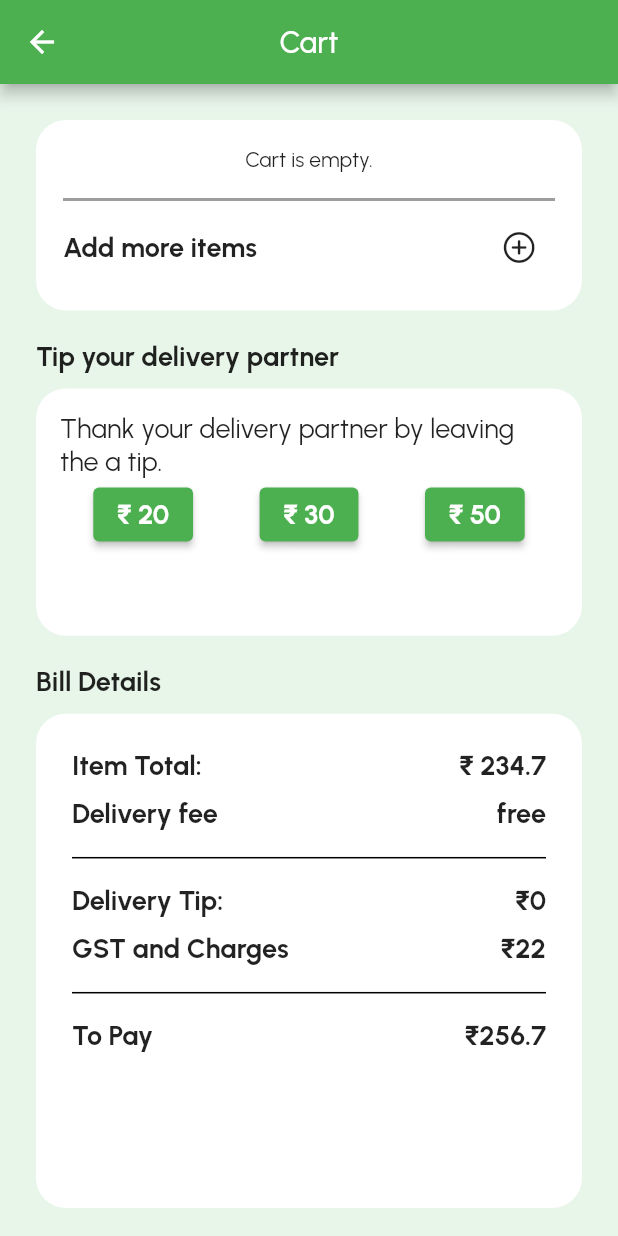
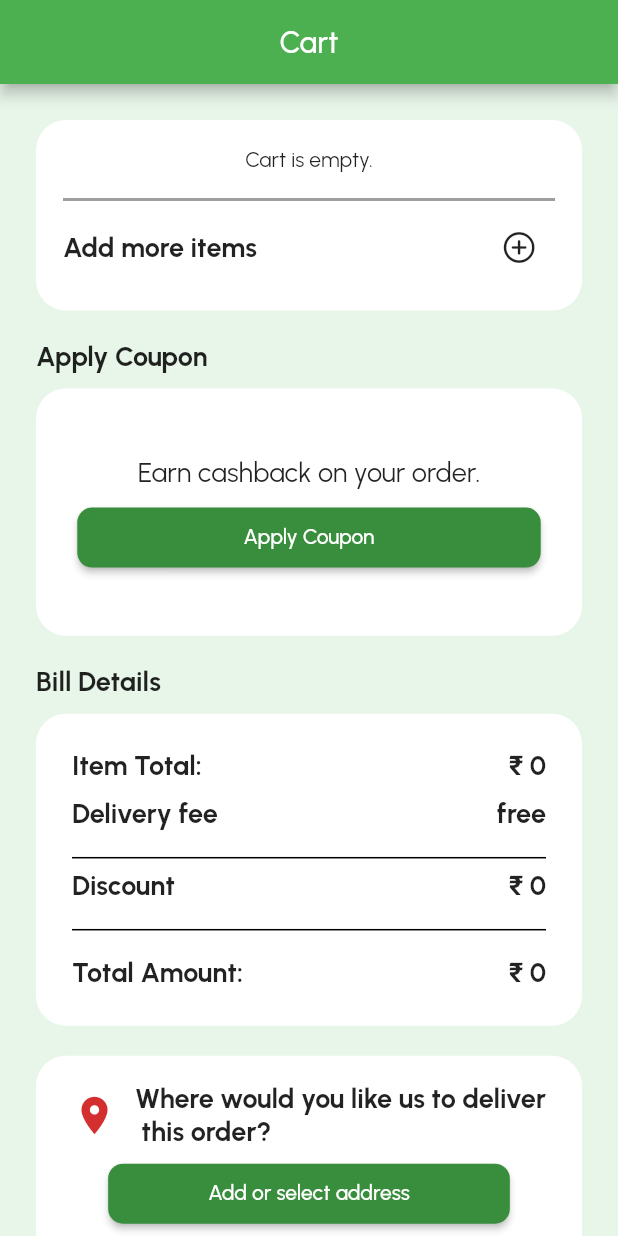
Before and after one commit to Nizam-VA/Foodie-Buddie, a Flutter app: the ScreenCart screen opened directly, on a phone screen of 412 x 824 dp. Run offline on Flutter 3.47's test engine with Material 2 defaults, Android fonts, the phone set to English and light mode, and no system bars; our stand-ins replace bloc, dio, dotted_border, flutter_bloc, flutter_svg, google_fonts and 2 more; accounts and stored records are empty; network calls fail.

Commit message:
cart added

```diff
--- a/lib/controller/api_services/sign_up_login/api_calls.dart
+++ b/lib/controller/api_services/sign_up_login/api_calls.dart
@@ -92,6 +92,8 @@ class ApiServices {
       print(response.statusCode);
       print(response.body);
       if (response.statusCode == 200) {
+        SharedPreferences preferences = await SharedPreferences.getInstance();
+        preferences.setBool('LOGIN', true);
         final body = jsonDecode(response.body) as Map;
         await saveToken(body['token']);
         // final sharedPreferences = await SharedPreferences.getInstance();
--- a/lib/controller/blocs/cart/cart_bloc.dart
+++ b/lib/controller/blocs/cart/cart_bloc.dart
@@ -1,7 +1,9 @@
 import 'package:bloc/bloc.dart';
 import 'package:flutter/material.dart';
 import 'package:foodiebuddie/controller/api_services/cart/api_calls.dart';
+import 'package:foodiebuddie/controller/api_services/coupon/api_calls.dart';
 import 'package:foodiebuddie/model/cart_item.dart';
+import 'package:foodiebuddie/model/coupon.dart';
 import 'package:foodiebuddie/view/widgets/functions/snack_bar.dart';
 
 part 'cart_event.dart';
@@ -11,19 +13,85 @@ class CartBloc extends Bloc<CartEvent, CartState> {
   CartBloc() : super(CartInitial()) {
     on<GetAllCartItemsEvent>((event, emit) async {
       List<CartItem> cartItems = await CartApiServices().getAllCartItems();
-      emit(GetAllCartItemsState(cartItems: cartItems));
+      final total = sum(cartItems);
+      emit(GetAllCartItemsState(cartItems: cartItems, total: total));
     });
 
     on<AddToCartEvent>((event, emit) async {
       final value = await CartApiServices().addToCart(event.dishId);
       final cartItems = await CartApiServices().getAllCartItems();
+      final total = sum(cartItems);
       if (value) {
         showSnack(event.context, Colors.green, 'Added to cart');
-        emit(GetAllCartItemsState(cartItems: cartItems));
+        emit(GetAllCartItemsState(cartItems: cartItems, total: total));
       } else {
         showSnack(
             event.context, Colors.red, 'Select dish from same resturant.');
       }
     });
+
+    on<DecreaseCartEvent>((event, emit) async {
+      final value = await CartApiServices().decreaseFromCart(event.dishId);
+      final cartItems = await CartApiServices().getAllCartItems();
+      int total = sum(cartItems);
+      if (value) {
+        showSnack(event.context, Colors.green, 'Decreased from cart');
+        emit(GetAllCartItemsState(cartItems: cartItems, total: total));
+      } else {
+        showSnack(
+            event.context, Colors.red, 'Choose dish from same resturant.');
+      }
+    });
+
+    on<DeleteItemFromCartEvent>((event, emit) async {
+      final value = await CartApiServices().deleteItemFromCart(event.dishId);
+      final cartItems = await CartApiServices().getAllCartItems();
+      int total = sum(cartItems);
+      if (value) {
+        showSnack(event.context, Colors.green, 'Decreased from cart');
+        emit(GetAllCartItemsState(cartItems: cartItems, total: total));
+      } else {
+        showSnack(
+            event.context, Colors.red, 'Select dish from same resturant.');
+      }
+    });
+
+    on<GetAllCouponsEvent>((event, emit) async {
+      final coupons = await CouponApiServices().getAllCoupons();
+      final cartItems = await CartApiServices().getAllCartItems();
+      int total = sum(cartItems);
+      emit(GetAllCouponsState(coupons: coupons));
+      emit(GetAllCartItemsState(cartItems: cartItems, total: total));
+    });
+
+    on<GetAvailableCouponsEvent>((event, emit) async {
+      final coupons = await CouponApiServices().getAvailableCoupons();
+      final cartItems = await CartApiServices().getAllCartItems();
+      int total = sum(cartItems);
+      emit(GetAllCouponsState(coupons: coupons));
+      emit(GetAllCartItemsState(cartItems: cartItems, total: total));
+    });
+
+    on<RedeemCouponEvent>((event, emit) async {
+      final coupons = await CouponApiServices().getAvailableCoupons();
+      final cartItems = await CartApiServices().getAllCartItems();
+      int total = sum(cartItems);
+      if (event.coupon.maximumAmtAllowed < total) {
+        int discount = event.coupon.discount;
+        int actualTotal = total - discount;
+        emit(RedeemCouponState(
+            actualTotal: actualTotal, redeemAmount: discount));
+        emit(GetAllCouponsState(coupons: coupons));
+        emit(GetAllCartItemsState(cartItems: cartItems, total: total));
+      }
+    });
+  }
+
+  int sum(List<CartItem> cartItems) {
+    int total = 0;
+    for (int i = 0; i < cartItems.length; i++) {
+      total += cartItems[i].price * cartItems[i].quantity;
+    }
+    return total;
   }
 }
--- a/lib/controller/blocs/cart/cart_event.dart
+++ b/lib/controller/blocs/cart/cart_event.dart
@@ -9,3 +9,29 @@ class AddToCartEvent extends CartEvent {
   final BuildContext context;
   AddToCartEvent({required this.dishId, required this.context});
 }
+
+class DecreaseCartEvent extends CartEvent {
+  final int dishId;
+  final BuildContext context;
+  DecreaseCartEvent({required this.dishId, required this.context});
+}
+
+class DeleteItemFromCartEvent extends CartEvent {
+  final int dishId;
+  final BuildContext context;
+  DeleteItemFromCartEvent({required this.dishId, required this.context});
+}
+
+class AddTipEvent extends CartEvent {
+  final int tip;
+  AddTipEvent({required this.tip});
+}
+
+class GetAllCouponsEvent extends CartEvent {}
+
+class GetAvailableCouponsEvent extends CartEvent {}
+
+class RedeemCouponEvent extends CartEvent {
+  final Coupon coupon;
+  RedeemCouponEvent({required this.coupon});
+}
--- a/lib/controller/blocs/cart/cart_state.dart
+++ b/lib/controller/blocs/cart/cart_state.dart
@@ -6,7 +6,19 @@ final class CartInitial extends CartState {}
 
 final class GetAllCartItemsState extends CartState {
   final List<CartItem> cartItems;
-  GetAllCartItemsState({required this.cartItems});
+  final int total;
+  final int? tip;
+  GetAllCartItemsState(
+      {required this.cartItems, required this.total, this.tip});
 }
 
-final class AddToCartState extends CartState {}
+final class GetAllCouponsState extends CartState {
+  final List<Coupon> coupons;
+  GetAllCouponsState({required this.coupons});
+}
+
+final class RedeemCouponState extends CartState {
+  final int actualTotal;
+  final int redeemAmount;
+  RedeemCouponState({required this.actualTotal, required this.redeemAmount});
+}
--- a/lib/main.dart
+++ b/lib/main.dart
@@ -32,7 +32,7 @@ class MyApp extends StatelessWidget {
         BlocProvider(create: (context) => CartBloc()),
         BlocProvider(create: (context) => RestaurantBloc()),
         BlocProvider(create: (context) => AddressBloc()),
-        BlocProvider(create: (context) => FavoritesBloc())
+        BlocProvider(create: (context) => FavoritesBloc()),
       ],
       child: MaterialApp(
         debugShowCheckedModeBanner: false,
--- /dev/null
+++ b/lib/model/coupon.dart
@@ -0,0 +1,57 @@
+class Coupon {
+  final int couponId;
+  final String couponCode;
+  final String description;
+  final String couponType;
+  final int discount;
+  final int minimumAmtRequired;
+  final int maximumAmtAllowed;
+  final String startDate;
+  final String endDate;
+  final String status;
+
+  Coupon({
+    required this.couponId,
+    required this.couponCode,
+    required this.description,
+    required this.couponType,
+    required this.discount,
+    required this.minimumAmtRequired,
+    required this.maximumAmtAllowed,
+    required this.startDate,
+    required this.endDate,
+    required this.status,
+  });
+
+  factory Coupon.fromJson(Map<String, dynamic> json) {
+    return Coupon(
+      couponId: json['couponId'],
+      couponCode: json['couponCode'],
+      description: json['description'],
+      couponType: json['couponType'],
+      discount: json['discount'],
+      minimumAmtRequired: json['minimumAmtRequired'],
+      maximumAmtAllowed: json['maximumAmtAllowed'],
+      startDate: json['startDate'],
+      endDate: json['endDate'],
+      status: json['status'],
+    );
+  }
+
+  Map<String, dynamic> toJson(Coupon coupon) {
+    final Map<String, dynamic> data = {
+      'couponId': coupon.couponId,
+      'couponCode': coupon.couponCode,
+      'description': coupon.description,
+      'couponType': coupon.couponType,
+      'discount': coupon.discount,
+      'minimumAmtRequired': coupon.minimumAmtRequired,
+      'maximumAmtAllowed': coupon.maximumAmtAllowed,
+      'startDate': coupon.startDate,
+      'endDate': coupon.endDate,
+      'status': coupon.status,
+    };
+
+    return data;
+  }
+}
--- a/lib/utils/urls.dart
+++ b/lib/utils/urls.dart
@@ -11,4 +11,6 @@ class ApiEndPoints {
   static const addNewAddress = '/profile/addAddress';
   static const updateAddress = '/profile/address/';
   static const getAllAddresses = '/profile/address';
+  static const getAllCoupons = '/coupons';
+  static const getAvailableCoupons = '/coupons/available';
 }
--- a/lib/view/screen/cart/screen_cart.dart
+++ b/lib/view/screen/cart/screen_cart.dart
@@ -1,19 +1,22 @@
 import 'package:flutter/cupertino.dart';
 import 'package:flutter/material.dart';
 import 'package:flutter_bloc/flutter_bloc.dart';
-import 'package:foodiebuddie/controller/api_services/cart/api_calls.dart';
 import 'package:foodiebuddie/controller/blocs/cart/cart_bloc.dart';
 import 'package:foodiebuddie/utils/constants.dart';
 import 'package:foodiebuddie/view/screen/addresses/screen_addresses.dart';
 import 'package:foodiebuddie/view/screen/cart/widgets/item_row.dart';
+import 'package:foodiebuddie/view/screen/coupons/screen_coupons.dart';
 import 'package:foodiebuddie/view/screen/home/widgets/section_head.dart';
 import 'package:foodiebuddie/view/widgets/app_bar.dart';
 import 'package:foodiebuddie/view/widgets/button_widget.dart';
 import 'package:input_quantity/input_quantity.dart';
 
 class ScreenCart extends StatelessWidget {
-  const ScreenCart({super.key});
+  ScreenCart({super.key});
 
+  final List<int> tips = [20, 30, 50];
+  int selectedTip = 0;
+  int total = 0;
   @override
   Widget build(BuildContext context) {
     final width = MediaQuery.of(context).size.width;
@@ -45,7 +48,9 @@ class ScreenCart extends StatelessWidget {
                       builder: (context, state) {
                         return state is GetAllCartItemsState &&
                                 state.cartItems.isEmpty
-                            ? const Center(child: Text('Cart is empty.'))
+                            ? const Center(
+                                child: Text('Cart is empty.'),
+                              )
                             : ListView.separated(
                                 shrinkWrap: true,
                                 itemBuilder: (context, index) {
@@ -57,14 +62,26 @@ class ScreenCart extends StatelessWidget {
                                       mainAxisAlignment:
                                           MainAxisAlignment.spaceBetween,
                                       children: [
+                                        Column(
+                                          crossAxisAlignment:
+                                              CrossAxisAlignment.start,
+                                          children: [
                                             SectionHead(
-                                          heading: state is GetAllCartItemsState
+                                              heading: state
+                                                      is GetAllCartItemsState
                                                   ? state.cartItems[index].name
                                                   : 'Dish name',
                                             ),
+                                            state is GetAllCartItemsState
+                                                ? SectionHead(
+                                                    heading:
+                                                        '₹ ${state.cartItems[index].price * state.cartItems[index].quantity}')
+                                                : const Text('Price')
+                                          ],
+                                        ),
                                         Row(
                                           mainAxisAlignment:
-                                              MainAxisAlignment.start,
+                                              MainAxisAlignment.spaceBetween,
                                           children: [
                                             InputQty(
                                               decoration:
@@ -76,21 +93,54 @@ class ScreenCart extends StatelessWidget {
                                                           .quantity
                                                       : 0,
                                               onQtyChanged: (value) async {
-                                                state is GetAllCartItemsState
-                                                    ? await CartApiServices()
-                                                        .deleteFromCart(state
-                                                            .cartItems[index]
-                                                            .dishId)
+                                                state is GetAllCartItemsState &&
+                                                        value >
+                                                            state
+                                                                .cartItems[
+                                                                    index]
+                                                                .quantity
+                                                    ? context
+                                                        .read<CartBloc>()
+                                                        .add(AddToCartEvent(
+                                                            dishId: state
+                                                                .cartItems[
+                                                                    index]
+                                                                .dishId,
+                                                            context: context))
+                                                    : state is GetAllCartItemsState &&
+                                                            value <
+                                                                state
+                                                                    .cartItems[
+                                                                        index]
+                                                                    .quantity
+                                                        ? context
+                                                            .read<CartBloc>()
+                                                            .add(DecreaseCartEvent(
+                                                                dishId: state
+                                                                    .cartItems[
+                                                                        index]
+                                                                    .dishId,
+                                                                context:
+                                                                    context))
                                                         : null;
                                               },
                                               qtyFormProps: const QtyFormProps(
                                                   enableTyping: false),
                                             ),
+                                            IconButton(
+                                                onPressed: () async {
                                                   state is GetAllCartItemsState
-                                                ? SectionHead(
-                                                    heading:
-                                                        '₹ ${state.cartItems[index].price * state.cartItems[index].quantity}')
-                                                : const Text('Price'),
+                                                      ? context.read<CartBloc>().add(
+                                                          DeleteItemFromCartEvent(
+                                                              dishId: state
+                                                                  .cartItems[
+                                                                      index]
+                                                                  .dishId,
+                                                              context: context))
+                                                      : null;
+                                                },
+                                                icon: const Icon(Icons.delete,
+                                                    color: Colors.red))
                                           ],
                                         )
                                       ],
@@ -121,7 +171,7 @@ class ScreenCart extends StatelessWidget {
                 ),
               ),
               kHight20,
-              const SectionHead(heading: 'Tip your delivery partner'),
+              const SectionHead(heading: 'Apply Coupon'),
               kHight10,
               Container(
                 width: width,
@@ -132,29 +182,25 @@ class ScreenCart extends StatelessWidget {
                   borderRadius: BorderRadius.circular(20),
                 ),
                 child: Column(
+                  mainAxisAlignment: MainAxisAlignment.center,
                   children: [
                     const Text(
-                      'Thank your delivery partner by leaving the a tip.',
+                      'Earn cashback on your order.',
                       style: TextStyle(
                         fontSize: 18,
                       ),
                     ),
-                    Row(
-                      mainAxisAlignment: MainAxisAlignment.spaceAround,
-                      children: [
-                        ElevatedButton(
-                          onPressed: () {},
-                          child: const SectionHead(heading: '₹ 20'),
+                    const SizedBox(height: 12),
+                    ButtonWidget(
+                      width: width * 1.5,
+                      text: 'Apply Coupon',
+                      onPressed: () async {
+                        Navigator.of(context).push(
+                          MaterialPageRoute(
+                            builder: (context) => ScreenCoupons(),
                           ),
-                        ElevatedButton(
-                          onPressed: () {},
-                          child: const SectionHead(heading: '₹ 30'),
-                        ),
-                        ElevatedButton(
-                          onPressed: () {},
-                          child: const SectionHead(heading: '₹ 50'),
-                        ),
-                      ],
+                        );
+                      },
                     )
                   ],
                 ),
@@ -164,27 +210,57 @@ class ScreenCart extends StatelessWidget {
               kHight10,
               Container(
                 width: width,
-                height: height * .4,
                 padding: const EdgeInsets.all(24),
                 decoration: BoxDecoration(
                   color: Colors.white,
                   borderRadius: BorderRadius.circular(20),
                 ),
-                child: const Column(
+                child: Column(
                   children: [
-                    ItemRow(keyString: 'Item Total: ', value: '₹ 234.7'),
+                    BlocBuilder<CartBloc, CartState>(
+                      builder: (context, state) {
+                        return ItemRow(
+                          keyString: 'Item Total: ',
+                          value: state is GetAllCartItemsState
+                              ? '₹ ${state.total}'
+                              : '₹ 0',
+                        );
+                      },
+                    ),
                     kHight10,
-                    ItemRow(keyString: 'Delivery fee', value: 'free'),
+                    const ItemRow(keyString: 'Delivery fee', value: 'free'),
+                    kHight10,
+                    divider1,
+                    BlocBuilder<CartBloc, CartState>(
+                      buildWhen: (previous, current) =>
+                          current is RedeemCouponState,
+                      builder: (context, state) {
+                        if (state is RedeemCouponState) {
+                          return ItemRow(
+                              keyString: 'Discount',
+                              value: '₹ ${state.redeemAmount}');
+                        }
+                        return const ItemRow(
+                            keyString: 'Discount', value: '₹ 0');
+                      },
+                    ),
                     kHight10,
                     divider1,
                     kHight10,
-                    ItemRow(keyString: 'Delivery Tip:', value: '₹0'),
-                    kHight10,
-                    ItemRow(keyString: 'GST and Charges', value: '₹22'),
-                    kHight10,
-                    divider1,
-                    kHight10,
-                    ItemRow(keyString: 'To Pay', value: '₹256.7')
+                    BlocBuilder<CartBloc, CartState>(
+                      buildWhen: (previous, current) =>
+                          current is RedeemCouponState,
+                      builder: (context, state) {
+                        return ItemRow(
+                          keyString: 'Total Amount: ',
+                          value: state is RedeemCouponState
+                              ? '₹ ${state.actualTotal}'
+                              : state is GetAllCartItemsState
+                                  ? '₹ ${state.total}'
+                                  : '₹ 0',
+                        );
+                      },
+                    ),
                   ],
                 ),
               ),
--- a/lib/view/screen/main/screen_main.dart
+++ b/lib/view/screen/main/screen_main.dart
@@ -12,7 +12,7 @@ class ScreenMain extends StatelessWidget {
   final List screens = [
     ScreenHome(),
     ScreenRestaurants(),
-    const ScreenCart(),
+    ScreenCart(),
     const ScreenProfile()
   ];
 
--- a/lib/view/screen/on_boarding/widgets/next_button.dart
+++ b/lib/view/screen/on_boarding/widgets/next_button.dart
@@ -1,5 +1,6 @@
 import 'package:flutter/material.dart';
 import 'package:foodiebuddie/view/screen/login/screen_login_signup.dart';
+import 'package:shared_preferences/shared_preferences.dart';
 
 class NextButton extends StatelessWidget {
   const NextButton({super.key, required this.width, required this.position});
@@ -15,7 +16,10 @@ class NextButton extends StatelessWidget {
         SizedBox(
           width: width * .3,
           child: ElevatedButton(
-            onPressed: () {
+            onPressed: () async {
+              SharedPreferences preferences =
+                  await SharedPreferences.getInstance();
+              preferences.setBool('ON_BOARD', true);
               Navigator.of(context).pushReplacement(
                   MaterialPageRoute(builder: (context) => ScreenLoginSignUp()));
             },
--- a/lib/view/widgets/functions/snack_bar.dart
+++ b/lib/view/widgets/functions/snack_bar.dart
@@ -5,6 +5,7 @@ showSnack(BuildContext context, Color color, String title) {
     SnackBar(
       content: Text(title),
       backgroundColor: color,
+      duration: const Duration(seconds: 1),
     ),
   );
 }
```
Also changed, not shown: lib/controller/api_services/cart/api_calls.dart (+27 -1 lines), lib/controller/api_services/coupon/api_calls.dart (added, +72 -0 lines), lib/view/screen/coupons/screen_coupons.dart (added, +123 -0 lines), lib/view/screen/splash/screen_splash.dart (+15 -4 lines). Lines whose indentation alone changed are shown as unchanged.
